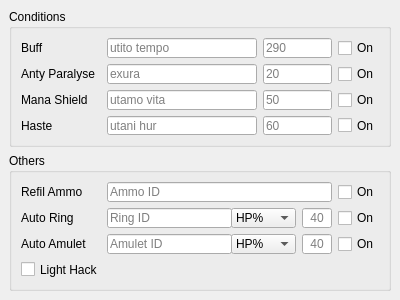
Before: the Qt Designer form MVC/View/Miscellaneous/MiscellaneousView.ui in enzerah/EasyBot_GUI, drawn with Qt 5.
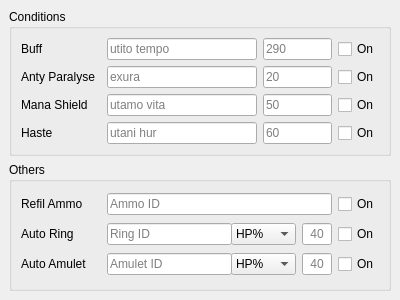
After: the same form once the commit is applied.

Patch:
```diff
--- a/MVC/View/Miscellaneous/MiscellaneousView.ui
+++ b/MVC/View/Miscellaneous/MiscellaneousView.ui
@@ -425,13 +425,6 @@
          </item>
         </layout>
        </item>
-       <item>
-        <widget class="QCheckBox" name="lightHack_checkBox">
-         <property name="text">
-          <string>Light Hack</string>
-         </property>
-        </widget>
-       </item>
       </layout>
      </widget>
     </item>
```
